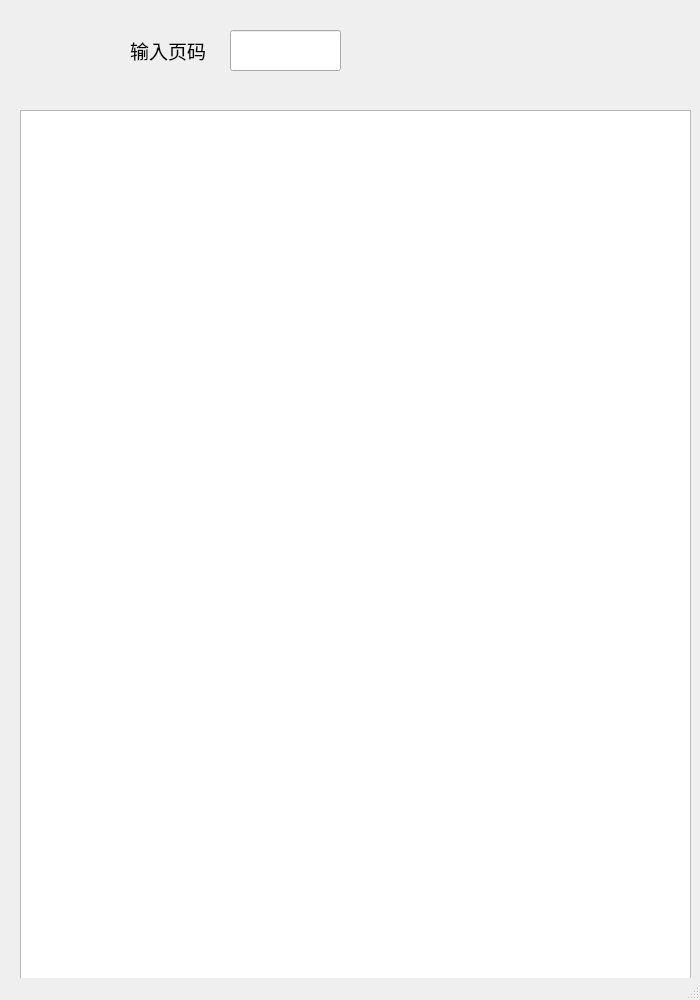
Above: find_page.ui from CuteWans/NovelSpider before the change. Below: the same form after it.
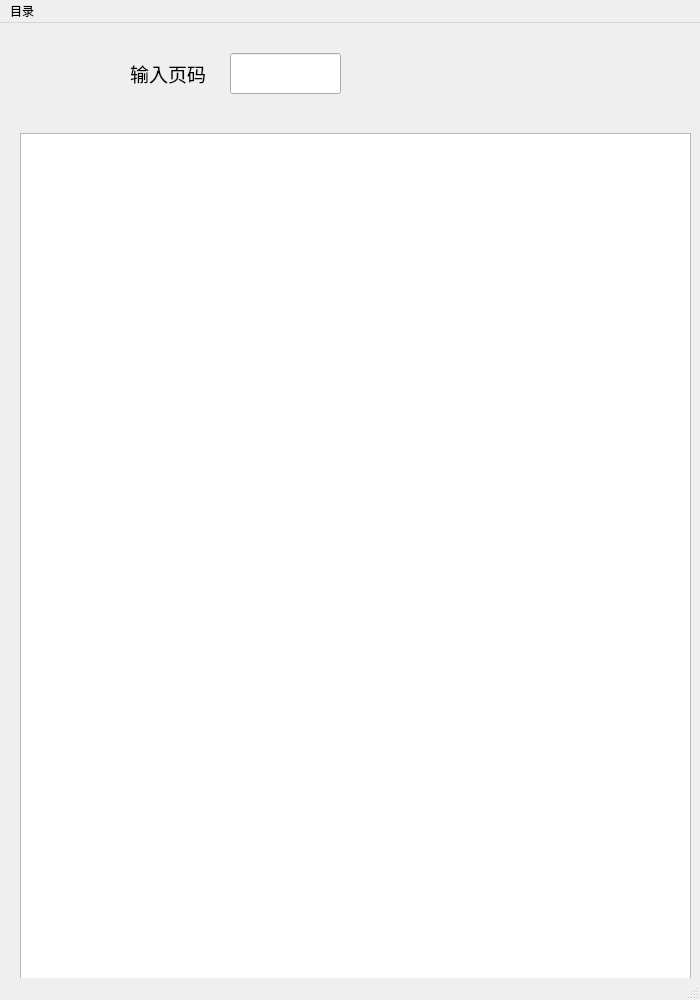
That is the form after the change. Icons and pictures are not drawn.

Commit message: v4.7.0 新增了查询目录的功能

What changed in the file:
```diff
--- a/find_page.ui
+++ b/find_page.ui
@@ -185,6 +185,25 @@
    </widget>
   </widget>
   <widget class="QStatusBar" name="statusbar"/>
+  <widget class="QMenuBar" name="menuBar">
+   <property name="geometry">
+    <rect>
+     <x>0</x>
+     <y>0</y>
+     <width>700</width>
+     <height>23</height>
+    </rect>
+   </property>
+   <widget class="QMenu" name="menu">
+    <property name="tearOffEnabled">
+     <bool>true</bool>
+    </property>
+    <property name="title">
+     <string>目录</string>
+    </property>
+   </widget>
+   <addaction name="menu"/>
+  </widget>
  </widget>
  <resources/>
  <connections/>
```
The commit also changes 5 other files.
